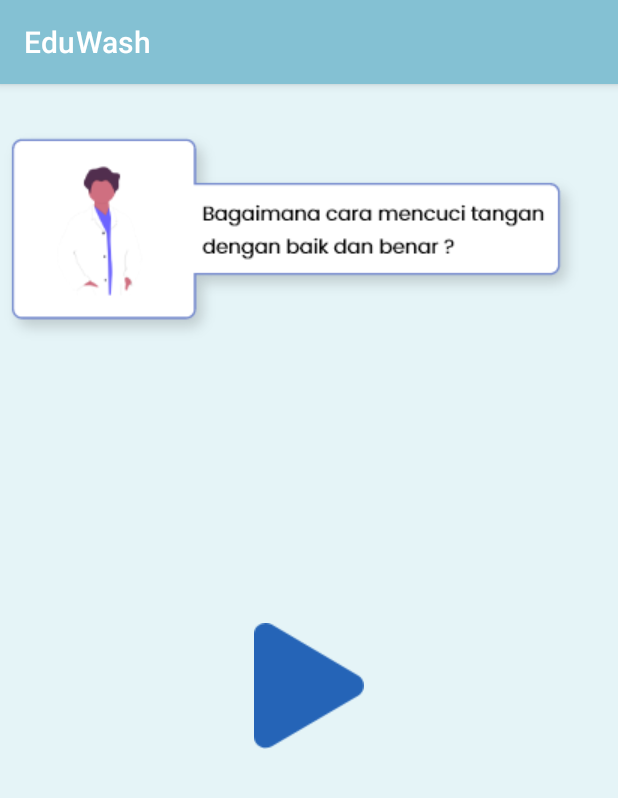
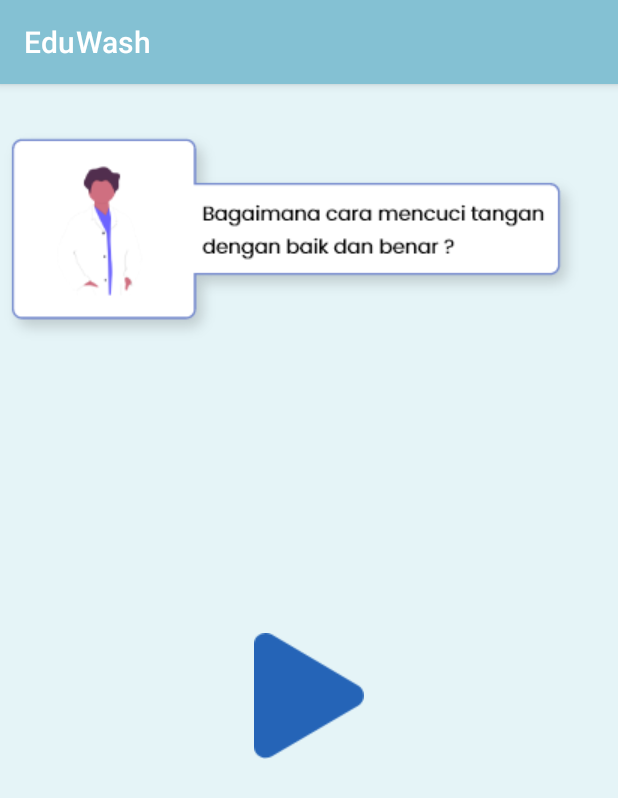
Before and after one commit to mridwanslubis/eduwash, an Android app: the screen it shows after launch (MainActivity), on a phone screen of 412 x 824 dp. Shown: the top 798 px of the screen. Run offline under Robolectric (Android 15) with nearby library versions, the phone set to English and light mode, and no system bars.

Commit message:
First commit

```diff
--- a/app/src/main/res/layout/activity_main.xml
+++ b/app/src/main/res/layout/activity_main.xml
@@ -1,4 +1,3 @@
-<?xml version="1.0" encoding="utf-8"?>
 <LinearLayout xmlns:android="http://schemas.android.com/apk/res/android"
     xmlns:app="http://schemas.android.com/apk/res-auto"
     xmlns:tools="http://schemas.android.com/tools"
@@ -7,7 +6,6 @@
     android:background="@color/bgActivity"
     android:orientation="vertical"
     tools:context=".MainActivity">
-
 
     <ImageButton
         android:id="@+id/buttonTutor"
@@ -18,14 +16,22 @@
         android:contentDescription="@string/button_tutorial"
         android:src="@drawable/doc" />
 
-    <ImageButton
+    <LinearLayout
         android:layout_width="wrap_content"
-        android:layout_height="wrap_content"
+        android:layout_height="468dp"
         android:layout_gravity="center"
-        android:layout_marginTop="185dp"
-        android:background="?android:selectableItemBackground"
-        android:contentDescription="@string/button_start"
-        android:src="@drawable/play" />
+        android:orientation="horizontal">
+
+        <ImageButton
+            android:layout_width="wrap_content"
+            android:layout_height="wrap_content"
+            android:layout_gravity="center"
+            android:background="?android:selectableItemBackground"
+            android:contentDescription="@string/button_start"
+            android:src="@drawable/play" />
+
+    </LinearLayout>
+
 
 
 </LinearLayout>
```
